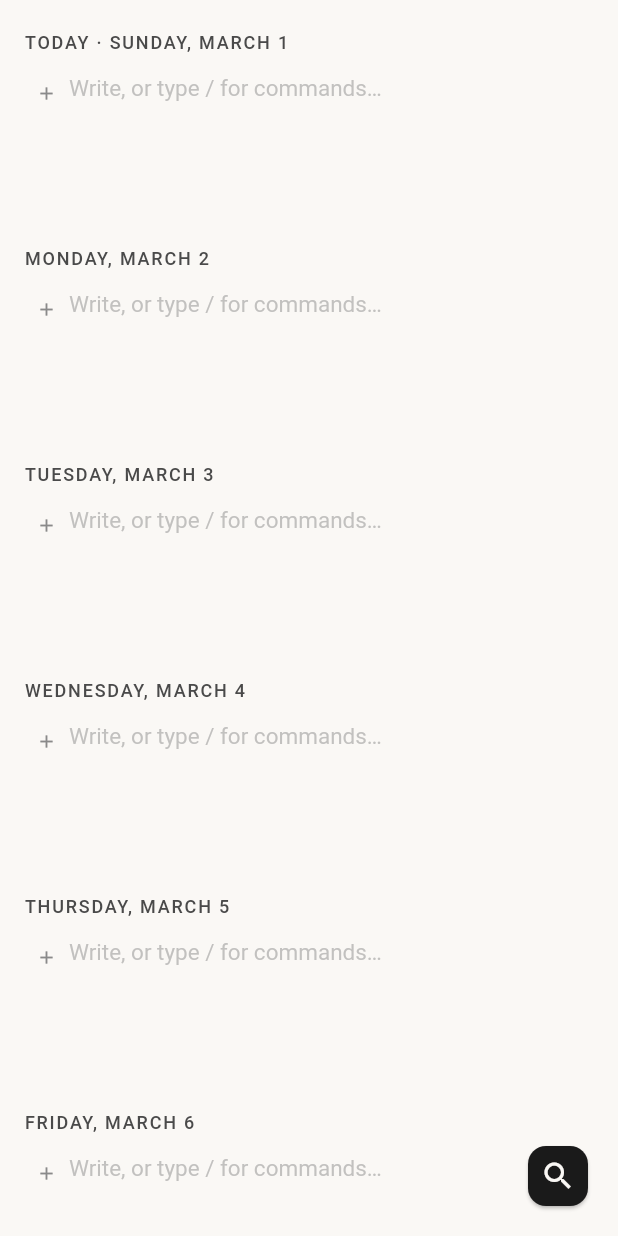
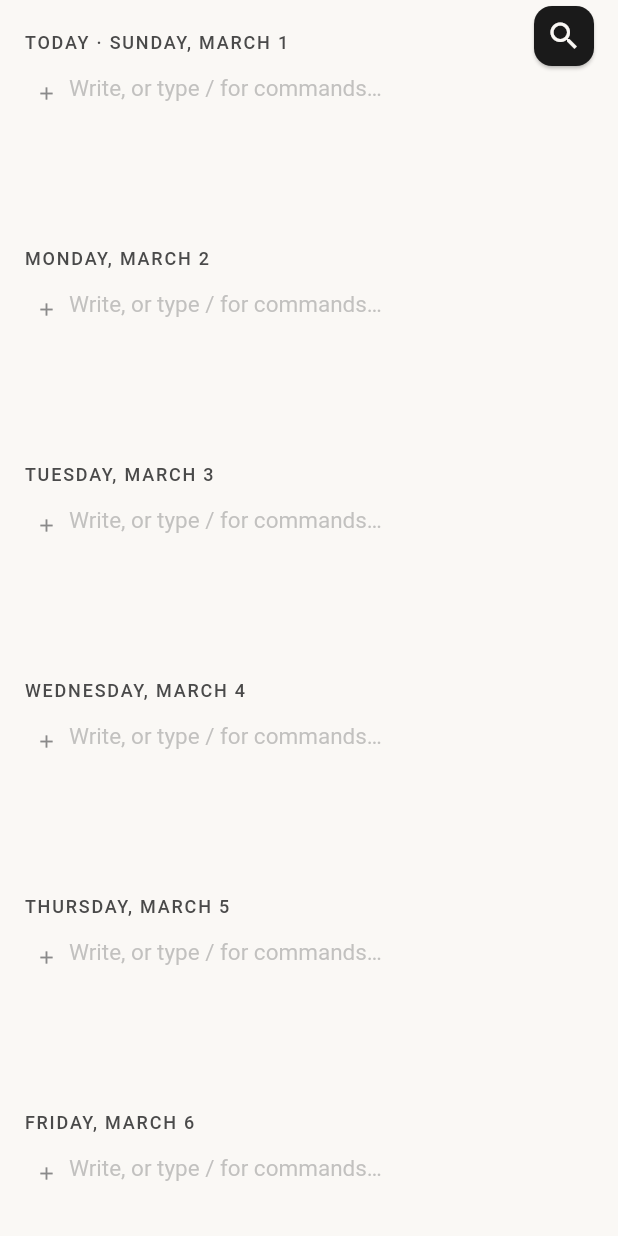
Before and after one commit to elibdev/lifelog, a Flutter app: the screen it shows after launch, on a phone screen of 412 x 824 dp. Run offline on Flutter 3.47's test engine with Material 3 defaults, Android fonts, the phone set to English and light mode, and no system bars; missing offline and left inert: sqlite3.

Commit message:
fix(journal): M2 save badge, M3 navigation pre-load retry, M7 FAB to top
M2: After each debounced write succeeds, flash a brief "Saved" badge (AnimatedOpacity,
1.5s) at the bottom-center of the screen. Users get confirmation without a disruptive
SnackBar. The badge is invisible (opacity 0) rather than removed from the tree to
ensure the AnimatedOpacity fade-out plays correctly.

M3: _navigateDown/_navigateUp now check if the target DaySection's GlobalKey has
a mounted state. If not (day off-screen / not yet rendered), pre-load the date's
records then post-frame retry focus after setState triggers a rebuild.

M7: floatingActionButtonLocation set to FloatingActionButtonLocation.miniEndTop so
the search FAB sits in the top-right corner instead of obscuring bottom content.

https://claude.ai/code/session_01QUiVHFLU8NpCa7Me7dXgNX

```diff
--- a/reference/lib/widgets/journal_screen.dart
+++ b/reference/lib/widgets/journal_screen.dart
@@ -1,3 +1,4 @@
+import 'dart:async';
 import 'package:flutter/material.dart';
 import '../models/record.dart';
 import '../database/record_repository.dart';
@@ -7,7 +8,7 @@ import 'package:lifelog_reference/utils/debouncer.dart';
 import 'record_section.dart';
 import 'day_section.dart';
 import 'search_screen.dart';
-// Test
+
 class JournalScreen extends StatefulWidget {
   // Repository injected at construction so Widgetbook can pass a mock.
   // `required` is a Dart named-parameter modifier — the caller must supply it.
@@ -33,19 +34,47 @@ class _JournalScreenState extends State<JournalScreen> {
   final Map<String, GlobalKey<RecordSectionState>> _sectionKeys = {};
   final GlobalKey _todayKey = GlobalKey();
 
+  // M2: Save feedback — true for 1.5s after each successful debounced write.
+  bool _showSaved = false;
+  Timer? _savedTimer;
+
   GlobalKey<RecordSectionState> _getSectionKey(String date) {
     return _sectionKeys.putIfAbsent(
         date, () => GlobalKey<RecordSectionState>());
   }
 
+  // M3: Pre-load adjacent day's data so it's cached when DaySection renders,
+  // then post-frame retry handles the focus if the section was off-screen.
   void _navigateDown(String date) {
     final nextDate = DateService.getNextDate(date);
+    final state = _getSectionKey(nextDate).currentState;
+    if (state != null) {
+      state.focusFirstRecord();
+    } else {
+      _getRecordsForDate(nextDate).then((_) {
+        if (!mounted) return;
+        setState(() {});
+        WidgetsBinding.instance.addPostFrameCallback((_) {
           _getSectionKey(nextDate).currentState?.focusFirstRecord();
+        });
+      });
+    }
   }
 
   void _navigateUp(String date) {
     final prevDate = DateService.getPreviousDate(date);
+    final state = _getSectionKey(prevDate).currentState;
+    if (state != null) {
+      state.focusLastRecord();
+    } else {
+      _getRecordsForDate(prevDate).then((_) {
+        if (!mounted) return;
+        setState(() {});
+        WidgetsBinding.instance.addPostFrameCallback((_) {
           _getSectionKey(prevDate).currentState?.focusLastRecord();
+        });
+      });
+    }
   }
 
   @override
@@ -56,10 +85,20 @@ class _JournalScreenState extends State<JournalScreen> {
 
   @override
   void dispose() {
+    _savedTimer?.cancel();
     for (final debouncer in _debouncers.values) {
       debouncer.dispose();
     }
     super.dispose();
+  }
+
+  // M2: Show "Saved" badge briefly after each successful write.
+  void _flashSaved() {
+    _savedTimer?.cancel();
+    setState(() => _showSaved = true);
+    _savedTimer = Timer(const Duration(milliseconds: 1500), () {
+      if (mounted) setState(() => _showSaved = false);
+    });
   }
 
   Future<void> _loadInitialData() async {
@@ -95,6 +134,8 @@ class _JournalScreenState extends State<JournalScreen> {
     debouncer.call(() async {
       try {
         await _repository.saveRecord(record);
+        // M2: Confirm the write succeeded with a brief badge.
+        if (mounted) _flashSaved();
       } catch (_) {
         if (mounted) {
           ScaffoldMessenger.of(context).showSnackBar(
@@ -136,7 +177,11 @@ class _JournalScreenState extends State<JournalScreen> {
 
   @override
   Widget build(BuildContext context) {
+    final theme = Theme.of(context);
+
     return Scaffold(
+      // M7: endTop keeps the search FAB out of the writing area at the bottom.
+      floatingActionButtonLocation: FloatingActionButtonLocation.miniEndTop,
       floatingActionButton: FloatingActionButton.small(
         onPressed: () {
           Navigator.of(context).push(
@@ -148,7 +193,9 @@ class _JournalScreenState extends State<JournalScreen> {
         tooltip: 'Search',
         child: const Icon(Icons.search),
       ),
-      body: SafeArea(
+      body: Stack(
+        children: [
+          SafeArea(
             child: LayoutBuilder(
               builder: (context, constraints) {
                 final screenWidth = constraints.maxWidth;
@@ -219,6 +266,40 @@ class _JournalScreenState extends State<JournalScreen> {
               },
             ),
           ),
+          // M2: "Saved" badge — fades in after write succeeds, out after 1.5s.
+          // Positioned bottom-center to avoid clashing with the top-right FAB.
+          SafeArea(
+            child: Align(
+              alignment: Alignment.bottomCenter,
+              child: AnimatedOpacity(
+                opacity: _showSaved ? 1.0 : 0.0,
+                // AnimatedOpacity cross-fades between opacity values; duration
+                // controls how long the fade takes.
+                // See: https://api.flutter.dev/flutter/widgets/AnimatedOpacity-class.html
+                duration: const Duration(milliseconds: 400),
+                child: Padding(
+                  padding: const EdgeInsets.only(bottom: 16),
+                  child: Container(
+                    padding:
+                        const EdgeInsets.symmetric(horizontal: 12, vertical: 5),
+                    decoration: BoxDecoration(
+                      color: theme.colorScheme.surfaceContainerHighest
+                          .withValues(alpha: 0.9),
+                      borderRadius: BorderRadius.circular(12),
+                    ),
+                    child: Text(
+                      'Saved',
+                      style: theme.textTheme.labelSmall?.copyWith(
+                        color: theme.colorScheme.onSurfaceVariant,
+                      ),
+                    ),
+                  ),
+                ),
+              ),
+            ),
+          ),
+        ],
+      ),
     );
   }
 }
```
Lines whose indentation alone changed are shown as unchanged.
